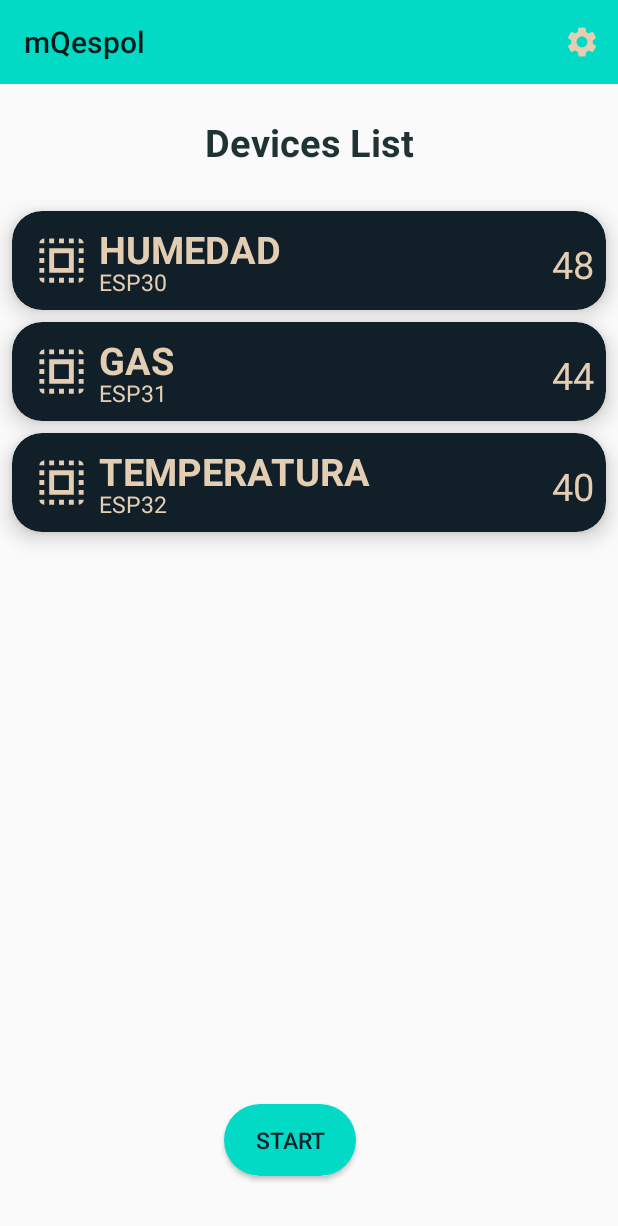
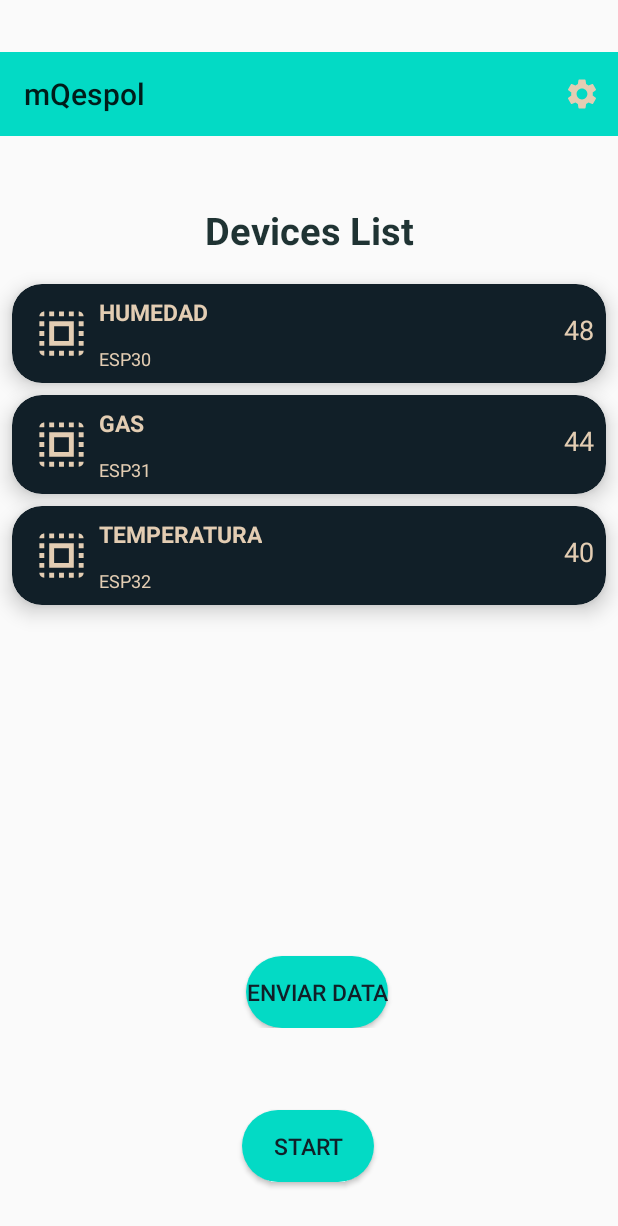
Before and after one commit to clerodri/MQespol, an Android app: the screen it shows after launch (MainActivity), on a phone screen of 412 x 824 dp. Shown: the top 1226 px of the screen. Run offline under Robolectric (Android 15) with nearby library versions, the phone set to English and light mode, and no system bars; our stand-ins replace Room's generated code, navigation-ui; libraries missing offline, so code that uses them is left out: io.moquette, io.moquette.interception, org.eclipse.paho; 1 statement that could not run was skipped.

Commit message:
PRUEBA MQQTT

```diff
--- a/app/src/main/java/unicam/pi/mqespol/model/mqtt/MQTTServerListener.java
+++ b/app/src/main/java/unicam/pi/mqespol/model/mqtt/MQTTServerListener.java
@@ -21,6 +21,7 @@ import io.moquette.interception.messages.InterceptDisconnectMessage;
 import io.moquette.interception.messages.InterceptPublishMessage;
 import io.moquette.interception.messages.InterceptSubscribeMessage;
 import io.moquette.interception.messages.InterceptUnsubscribeMessage;
+import unicam.pi.mqespol.util.Util;
 import unicam.pi.mqespol.view.MainActivity;
 import unicam.pi.mqespol.viewModel.DeviceViewModel;
 
@@ -40,6 +41,8 @@ public class MQTTServerListener extends AbstractInterceptHandler  {
     @Override
     public void onConnect(InterceptConnectMessage msg) {
         Log.d("TAG","CLIENTE: "+msg.getClientID()+" conectado");
+//        Log.d("TAG","PROTOCOLO: "+msg.getProtocolName()+" ");
+//        Log.d("TAG","PROTOCOLO VERSION : "+ msg.getProtocolVersion()+" ");
 
         super.onConnect(msg);
     }
@@ -59,7 +62,6 @@ public class MQTTServerListener extends AbstractInterceptHandler  {
 
     @Override
     public void onMessageAcknowledged(InterceptAcknowledgedMessage msg) {
-
         super.onMessageAcknowledged(msg);
         Log.d("TAG","on message acknwlegded :"+msg);
     }
@@ -67,12 +69,14 @@ public class MQTTServerListener extends AbstractInterceptHandler  {
     @Override
     public void onPublish(InterceptPublishMessage msg) {
         super.onPublish(msg);
+        String name = msg.getClientID().toUpperCase(Locale.ROOT);
         String payload = msg.getPayload().toString(StandardCharsets.UTF_8);
-        Log.d("TAG","NAME CLIENT ID: "+msg.getClientID().toUpperCase(Locale.ROOT));
-        Log.d("TAG","NAME username: "+msg.getUsername());
-        Log.d("TAG","TOPIC : "+msg.getTopicName().toUpperCase(Locale.ROOT));
-        Log.d("TAG","NAME PAYLOAD: "+ payload);
-        deviceViewModel.updateDeviceListener(msg.getClientID().toUpperCase(Locale.ROOT),msg.getTopicName().toUpperCase(Locale.ROOT),payload);
+        String topic = msg.getTopicName();
+        Log.d("TAG","NAME CLIENT ID: "+name);
+        Log.d("TAG","TOPIC : "+topic);
+        Log.d("TAG","PAYLOAD: "+ payload);
+        deviceViewModel.updateDeviceListener(name, topic,payload);
+     //   deviceViewModel.publish(msg.getTopicName(),payload);
     }
 
     @Override
--- a/app/src/main/java/unicam/pi/mqespol/view/FragmentListDevice.java
+++ b/app/src/main/java/unicam/pi/mqespol/view/FragmentListDevice.java
@@ -74,7 +74,12 @@ public class FragmentListDevice extends Fragment {
                 toast(msj);
             }
         });
-
+        binding.btnEnviar.setOnClickListener(new View.OnClickListener() {
+            @Override
+            public void onClick(View v) {
+                deviceViewModel.connecClient(getContext());
+            }
+        });
         new ItemTouchHelper(new ItemTouchHelper.SimpleCallback(0, ItemTouchHelper.RIGHT) {
             @Override
             public boolean onMove(@NonNull RecyclerView recyclerView, @NonNull RecyclerView.ViewHolder viewHolder, @NonNull RecyclerView.ViewHolder target) {
--- a/app/src/main/java/unicam/pi/mqespol/view/MainActivity.java
+++ b/app/src/main/java/unicam/pi/mqespol/view/MainActivity.java
@@ -55,6 +55,7 @@ public class MainActivity extends AppCompatActivity {
     SplashScreen splashScreen;
     DeviceViewModel deviceViewModel;
     public static MQTTServerListener listener;
+    public static MqttAndroidClient mqttAndroidClient;
 
 
     @Override
@@ -107,6 +108,7 @@ public class MainActivity extends AppCompatActivity {
         NavigationUI.setupWithNavController(toolbar, navController, appBarConfiguration);
         listener = new MQTTServerListener(deviceViewModel);
         serviceMQTT = new Intent(this, mqttService.class);
+        mqttAndroidClient = new MqttAndroidClient(this, Util.TCP + "broker.hivemq.com", Util.CLIENT_ID); //CREAR CLIENTE MQTTANDROID
     }
 
     public void splash() {
--- a/app/src/main/res/layout/activity_main.xml
+++ b/app/src/main/res/layout/activity_main.xml
@@ -25,31 +25,29 @@
             android:id="@+id/btn_service"
             android:layout_width="wrap_content"
             android:layout_height="wrap_content"
-            android:textSize="15sp"
-            android:layout_marginTop="15dp"
             android:layout_marginEnd="25dp"
+            android:layout_marginBottom="36dp"
             android:background="@drawable/stylebtn"
             android:text="@string/start"
             android:textColor="@color/blueblac"
-           app:layout_constraintBottom_toBottomOf="parent"
-            app:layout_constraintStart_toStartOf="parent"
+            android:textSize="15sp"
+            app:layout_constraintBottom_toBottomOf="parent"
             app:layout_constraintEnd_toEndOf="parent"
-            android:layout_marginBottom="40dp"
-            />
-
+            app:layout_constraintHorizontal_bias="0.54"
+            app:layout_constraintStart_toStartOf="parent" />
 
         <androidx.fragment.app.FragmentContainerView
             android:id="@+id/fragmentContainer"
             android:name="androidx.navigation.fragment.NavHostFragment"
             android:layout_width="0dp"
-            android:layout_height="0dp"
+            android:layout_height="wrap_content"
+            android:layout_marginBottom="20dp"
             app:defaultNavHost="true"
-            app:navGraph="@navigation/nav_graph"
+            app:layout_constraintBottom_toTopOf="@+id/btn_service"
+            app:layout_constraintEnd_toEndOf="parent"
+            app:layout_constraintStart_toStartOf="parent"
             app:layout_constraintTop_toBottomOf="@+id/toolbar"
-            app:layout_constraintStart_toStartOf="parent"
-            app:layout_constraintEnd_toEndOf="parent"
-            app:layout_constraintBottom_toBottomOf="parent"
-            />
+            app:navGraph="@navigation/nav_graph" />
 
 
 </androidx.constraintlayout.widget.ConstraintLayout>
--- a/app/src/main/res/layout/device_item.xml
+++ b/app/src/main/res/layout/device_item.xml
@@ -25,7 +25,7 @@
             android:text="40"
             android:textAppearance="@style/TextAppearance.AppCompat.Large"
             android:textColor="@color/tanAccent"
-            android:textSize="25sp"
+            android:textSize="18sp"
             app:layout_constraintEnd_toEndOf="parent"
             app:layout_constraintTop_toTopOf="parent"
             android:layout_marginTop="10dp"
@@ -36,7 +36,7 @@
             android:layout_width="wrap_content"
             android:layout_height="wrap_content"
             android:text="Name"
-            android:textSize="15sp"
+            android:textSize="12sp"
             android:textAppearance="@style/TextAppearance.AppCompat.Large"
             android:textColor="@color/tanAccent"
             app:layout_constraintBottom_toBottomOf="parent"
@@ -47,7 +47,7 @@
             android:layout_width="wrap_content"
             android:layout_height="wrap_content"
             android:textColor="@color/tanAccent"
-            android:textSize="25sp"
+            android:textSize="15sp"
             android:textStyle="bold"
             android:text="Topico"
             app:layout_constraintStart_toEndOf="@+id/imageView"
--- a/app/src/main/res/layout/fragment_list_device.xml
+++ b/app/src/main/res/layout/fragment_list_device.xml
@@ -40,7 +40,19 @@
         android:orientation="vertical"
         app:layout_constraintGuide_percent="0.7" />
 
+    <Button
+        android:id="@+id/btn_enviar"
+        android:layout_width="wrap_content"
+        android:layout_height="wrap_content"
+        android:textSize="15sp"
+        android:background="@drawable/stylebtn"
+        android:text="@string/enviar"
+        android:textColor="@color/blueblac"
+        app:layout_constraintBottom_toTopOf="@+id/guideLineBot"
+        app:layout_constraintEnd_toStartOf="@id/guideLineMid"
+        android:layout_marginEnd="30dp"
 
+        />
 
     <androidx.recyclerview.widget.RecyclerView
         android:id="@+id/recycler_view"
--- a/app/src/main/res/values/strings.xml
+++ b/app/src/main/res/values/strings.xml
@@ -16,6 +16,7 @@
     <string name="Mqtt">Mqtt Conection</string>
      <string name="informationBroker">Information Broker</string>
     <string name="reconnect">RECONNECT</string>
+    <string name="enviar">Enviar Data</string>
 
 
 </resources>
```
Also changed, not shown: app/src/main/java/unicam/pi/mqespol/viewModel/DeviceViewModel.java (+36 -1 lines).
